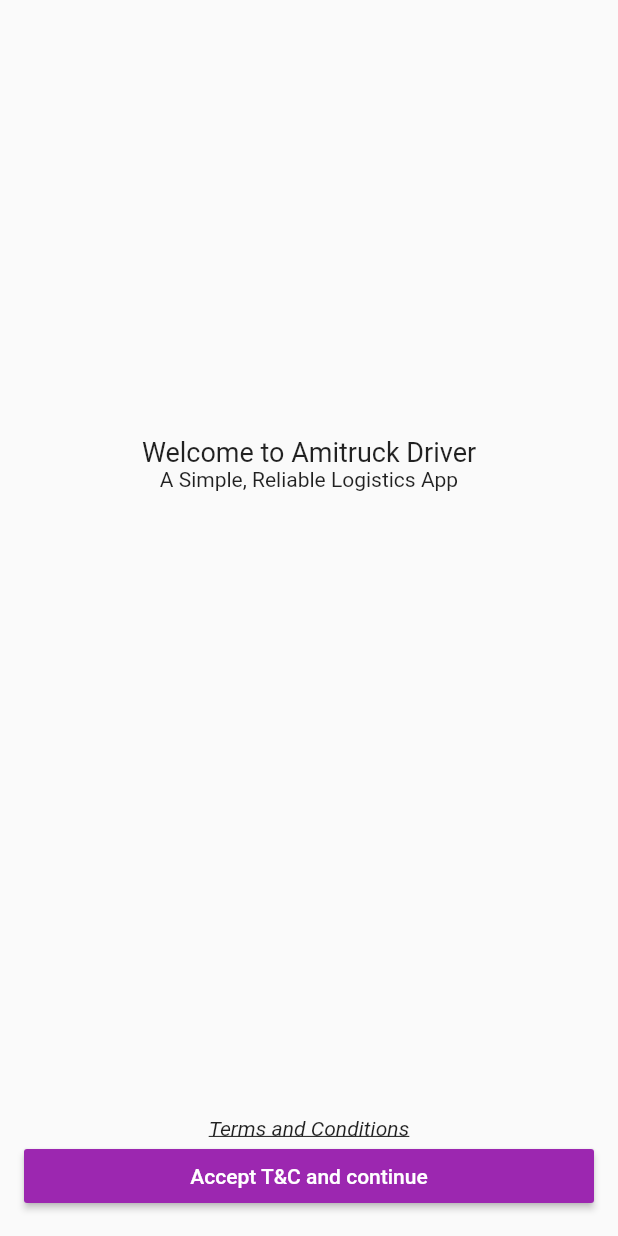
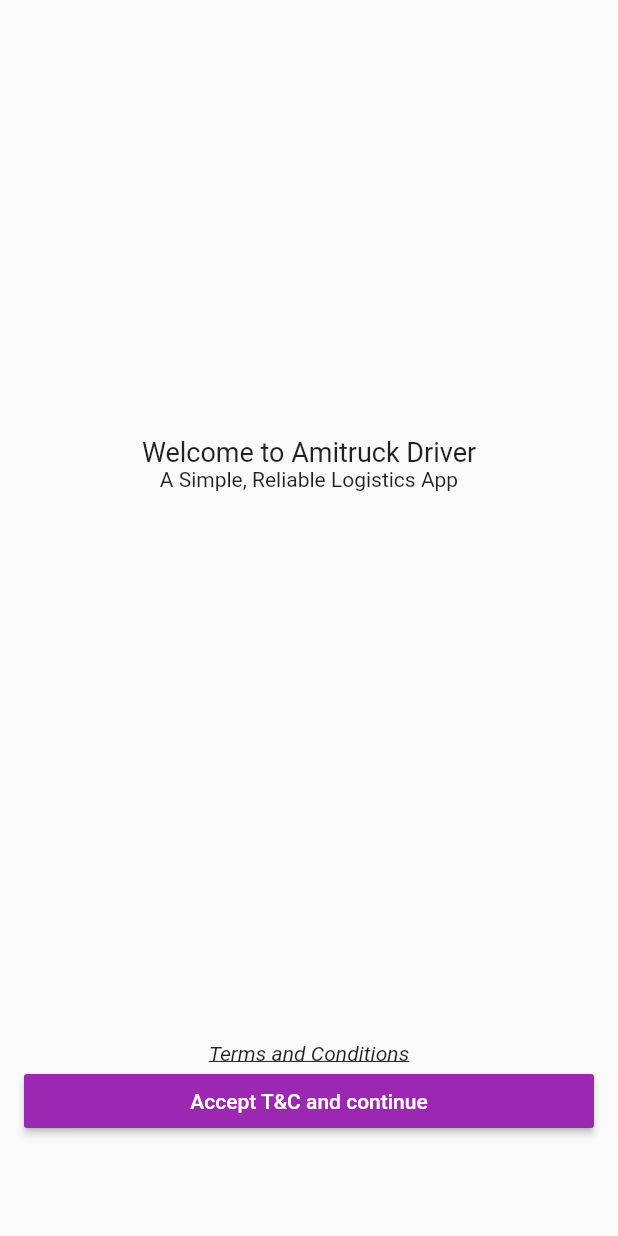
Before and after one commit to sam-baraka/flutter-senior-mobile-app, a Flutter app: the screen it shows after launch, on a phone screen of 412 x 824 dp. Run offline on Flutter 3.47's test engine with Material 2 defaults, Android fonts, the phone set to English and light mode, and no system bars; our stand-ins replace flutter_form_builder, flutter_riverpod, form_builder_validators, pin_input_text_field; missing offline and left inert: form_builder_phone_field.

Commit message:
feat: Added padding

```diff
--- a/lib/user_interfaces/welcome_page.dart
+++ b/lib/user_interfaces/welcome_page.dart
@@ -56,7 +56,10 @@
                 'Accept T&C and continue',
                 style: TextStyle(color: Colors.white),
               ),
-            )
+            ),
+            const SizedBox(
+              height: 50,
+            ),
           ],
         ),
       ),
```
